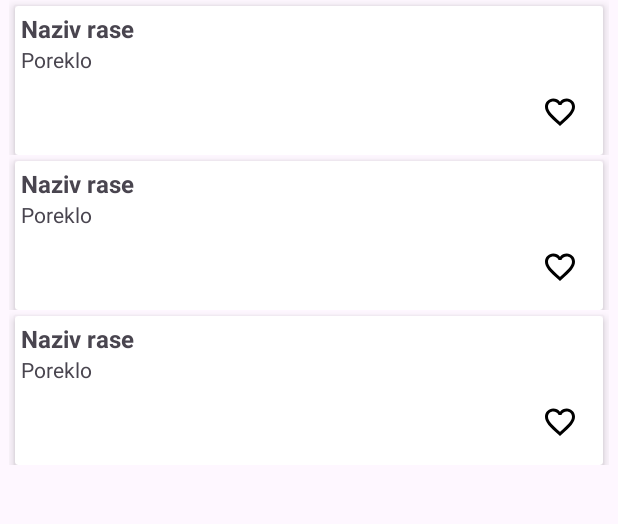
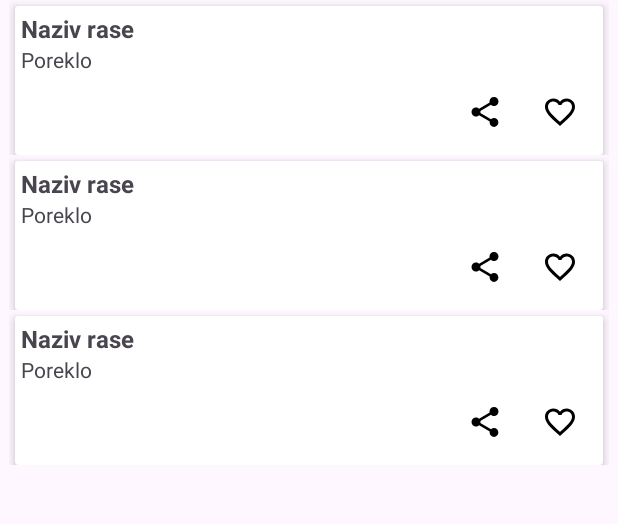
Before and after one commit to nikolalucicc/DogBreedExplorer, an Android app built with Jetpack Compose: the layout fragment_home.xml on its own in the app's theme, with its tools: preview values and no code run, on a phone screen of 412 x 824 dp, the part 75-599 px from its top. Run offline under Robolectric (Android 15) with nearby library versions, the phone set to English and light mode, and no system bars.

Commit message:
Implementing sharing breeds

```diff
--- a/app/build.gradle.kts
+++ b/app/build.gradle.kts
@@ -2,6 +2,7 @@ plugins {
     id("com.android.application")
     id("org.jetbrains.kotlin.android")
     id("com.google.devtools.ksp")
+    id("androidx.navigation.safeargs.kotlin")
 }
 
 android {
@@ -51,8 +52,6 @@ android {
 }
 
 dependencies {
-    implementation ("com.github.pwittchen:reactivenetwork-rx2:3.0.8")
-
     implementation ("androidx.room:room-runtime:2.6.0")
     ksp("androidx.room:room-compiler:2.6.0")
     implementation("androidx.room:room-ktx:2.6.0")
@@ -81,6 +80,7 @@ dependencies {
     implementation("androidx.compose.ui:ui-tooling-preview")
     implementation("androidx.compose.material3:material3")
     implementation("androidx.navigation:navigation-fragment-ktx:2.7.5")
+    implementation("androidx.navigation:navigation-compose:2.7.5")
     implementation("androidx.navigation:navigation-ui-ktx:2.7.5")
     implementation("androidx.navigation:navigation-dynamic-features-fragment:2.7.5")
     testImplementation("junit:junit:4.13.2")
--- a/app/src/main/java/com/dogbreedexplorer/utils/model/Breed.kt
+++ b/app/src/main/java/com/dogbreedexplorer/utils/model/Breed.kt
@@ -3,7 +3,6 @@ package com.dogbreedexplorer.ui.model
 import androidx.room.ColumnInfo
 import androidx.room.Entity
 import androidx.room.PrimaryKey
-import io.reactivex.annotations.NonNull
 
 @Entity
 data class Breed(@PrimaryKey val id: String,
--- /dev/null
+++ b/app/src/main/res/drawable/baseline_share_24.xml
@@ -0,0 +1,5 @@
+<vector android:height="24dp" android:tint="#000000"
+    android:viewportHeight="24" android:viewportWidth="24"
+    android:width="24dp" xmlns:android="http://schemas.android.com/apk/res/android">
+    <path android:fillColor="@android:color/white" android:pathData="M18,16.08c-0.76,0 -1.44,0.3 -1.96,0.77L8.91,12.7c0.05,-0.23 0.09,-0.46 0.09,-0.7s-0.04,-0.47 -0.09,-0.7l7.05,-4.11c0.54,0.5 1.25,0.81 2.04,0.81 1.66,0 3,-1.34 3,-3s-1.34,-3 -3,-3 -3,1.34 -3,3c0,0.24 0.04,0.47 0.09,0.7L8.04,9.81C7.5,9.31 6.79,9 6,9c-1.66,0 -3,1.34 -3,3s1.34,3 3,3c0.79,0 1.5,-0.31 2.04,-0.81l7.12,4.16c-0.05,0.21 -0.08,0.43 -0.08,0.65 0,1.61 1.31,2.92 2.92,2.92 1.61,0 2.92,-1.31 2.92,-2.92s-1.31,-2.92 -2.92,-2.92z"/>
+</vector>
--- a/app/src/main/res/layout/card_item.xml
+++ b/app/src/main/res/layout/card_item.xml
@@ -56,6 +56,17 @@
                 tools:ignore="MissingConstraints"
                 app:layout_constraintTop_toBottomOf="@id/tvOrigin"/>
 
+            <ImageButton
+                android:id="@+id/share"
+                android:layout_width="50dp"
+                android:layout_height="50dp"
+                android:layout_gravity="end"
+                android:src="@drawable/baseline_share_24"
+                android:background="@color/white"
+                app:layout_constraintEnd_toStartOf="@id/liked"
+                tools:ignore="MissingConstraints"
+                app:layout_constraintTop_toBottomOf="@id/tvOrigin"/>
+
 
         </androidx.constraintlayout.widget.ConstraintLayout>
 
--- a/app/src/main/res/navigation/nav_graph.xml
+++ b/app/src/main/res/navigation/nav_graph.xml
@@ -42,9 +42,12 @@
         android:id="@+id/breedDetailsFragment"
         android:name="com.dogbreedexplorer.ui.breedDetails.BreedDetailsFragment"
         android:label="fragment_breed_details"
-        tools:layout="@layout/fragment_breed_details" >
+        tools:layout="@layout/fragment_breed_details">
         <action
             android:id="@+id/action_breedDetailsFragment_to_breeds_fragment"
             app:destination="@id/breeds_fragment" />
+        <deepLink
+            android:id="@+id/deepLink"
+            app:uri="https://api.thedogapi.com/v1/breeds/{id}" />
     </fragment>
 </navigation>
--- a/build.gradle.kts
+++ b/build.gradle.kts
@@ -3,4 +3,5 @@ plugins {
     id("com.android.application") version "8.1.1" apply false
     id("org.jetbrains.kotlin.android") version "1.9.10" apply false
     id("com.google.devtools.ksp") version "1.9.10-1.0.13" apply false
+    id("androidx.navigation.safeargs.kotlin") version "2.7.5" apply false
 }
```
Also changed, not shown: app/src/main/AndroidManifest.xml (+10 -0 lines), app/src/main/java/com/dogbreedexplorer/ui/ContainerActivity.kt (+26 -8 lines), app/src/main/java/com/dogbreedexplorer/ui/breedDetails/BreedDetailsFragment.kt (+20 -7 lines), app/src/main/java/com/dogbreedexplorer/ui/breeds/BreedsAdapter.kt (+10 -3 lines), app/src/main/java/com/dogbreedexplorer/ui/breeds/BreedsFragment.kt (+16 -1 lines), app/src/main/java/com/dogbreedexplorer/ui/search/SearchFragment.kt (+18 -1 lines), app/src/main/res/layout/fragment_home.xml (+0 -56 lines).
